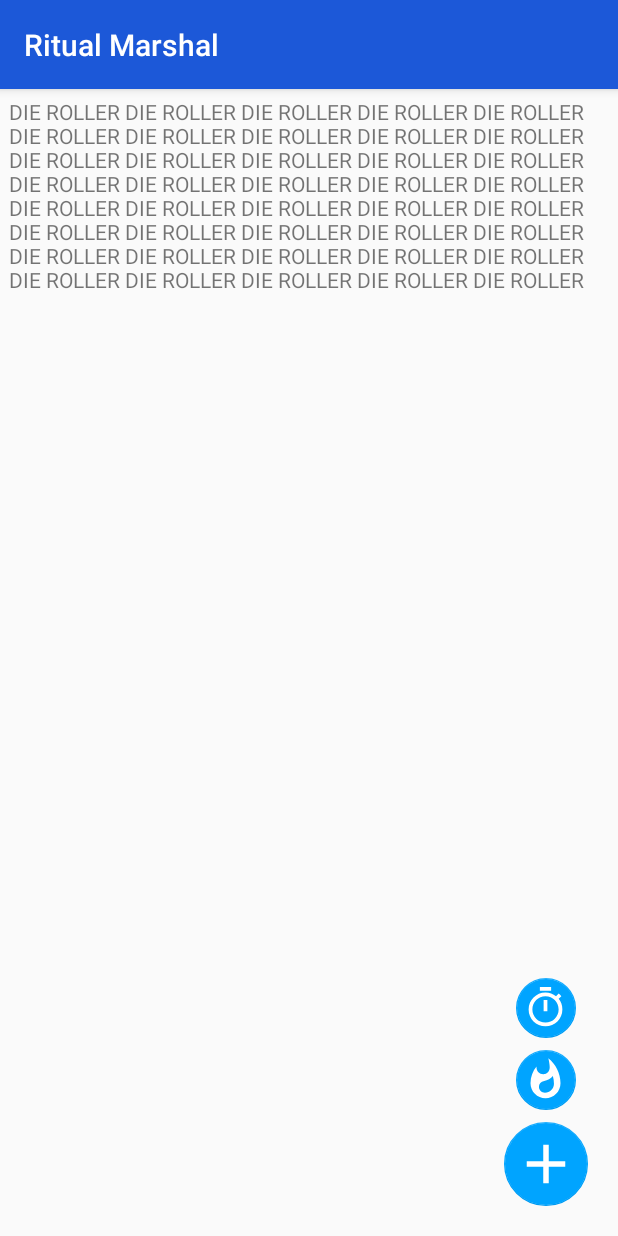
After one commit to raddue/AllianceRitualMarshal, an Android app: the DieRollerActivity screen opened directly, with no data from a screen before it, on a phone screen of 412 x 824 dp. The commit adds this screen. Run offline under Robolectric (Android 15) with nearby library versions, the phone set to English and light mode, and no system bars.

Commit message:
OnClickListener to instantiate DieRollerActivity is workin' now.

```diff
--- a/app/src/main/AndroidManifest.xml
+++ b/app/src/main/AndroidManifest.xml
@@ -20,6 +20,7 @@
             </intent-filter>
         </activity>
         <activity android:name=".TimerActivity" />
+        <activity android:name=".DieRollerActivity" />
     </application>
 
 </manifest>
--- /dev/null
+++ b/app/src/main/java/com/radaedalus/allianceritualmarshal/DieRollerActivity.kt
@@ -0,0 +1,22 @@
+package com.radaedalus.allianceritualmarshal
+
+import android.content.Context
+import android.content.Intent
+import android.os.Bundle
+import androidx.appcompat.app.AppCompatActivity
+
+class DieRollerActivity : AppCompatActivity() {
+
+    override fun onCreate(savedInstanceState: Bundle?) {
+        super.onCreate(savedInstanceState)
+        setContentView(R.layout.dieroller_main)
+
+    }
+
+    companion object {
+        fun start(context : Context) {
+            context.startActivity(Intent(context, DieRollerActivity::class.java))
+        }
+    }
+
+}
--- a/app/src/main/java/com/radaedalus/allianceritualmarshal/MainActivity.kt
+++ b/app/src/main/java/com/radaedalus/allianceritualmarshal/MainActivity.kt
@@ -31,6 +31,7 @@ class MainActivity : AppCompatActivity() {
 
         val fabRoll: View = findViewById<FloatingActionButton>(R.id.fab_roll)
         fabRoll.setOnClickListener {
+            DieRollerActivity.start(this)
             Toast.makeText(applicationContext, "Add roll feature here", Toast.LENGTH_SHORT)
                 .show()
         }
--- /dev/null
+++ b/app/src/main/res/layout/dieroller_main.xml
@@ -0,0 +1,100 @@
+<?xml version="1.0" encoding="utf-8"?>
+<RelativeLayout xmlns:android="http://schemas.android.com/apk/res/android"
+    xmlns:app="http://schemas.android.com/apk/res-auto"
+    xmlns:tools="http://schemas.android.com/tools"
+    android:layout_width="match_parent"
+    android:layout_height="match_parent"
+    tools:context=".MainActivity">
+
+    <com.google.android.material.appbar.AppBarLayout
+        android:layout_width="match_parent"
+        android:layout_height="wrap_content"
+        android:theme="@style/AppTheme.AppBarOverlay">
+
+        <TextView
+            android:id="@+id/title"
+            android:layout_width="wrap_content"
+            android:layout_height="wrap_content"
+            android:gravity="center"
+            android:minHeight="?actionBarSize"
+            android:padding="@dimen/appbar_padding"
+            android:text="@string/app_name"
+            android:textAppearance="@style/TextAppearance.Widget.AppCompat.Toolbar.Title" />
+
+    </com.google.android.material.appbar.AppBarLayout>
+
+    <androidx.constraintlayout.widget.ConstraintLayout
+        android:layout_width="fill_parent"
+        android:layout_height="fill_parent">
+
+        <androidx.constraintlayout.widget.Guideline
+            android:id="@+id/guideline"
+            android:layout_width="wrap_content"
+            android:layout_height="wrap_content"
+            android:orientation="horizontal"
+            app:layout_constraintGuide_begin="59dp" />
+
+        <androidx.appcompat.widget.LinearLayoutCompat
+            android:id="@+id/timer_placeholder"
+            android:layout_width="wrap_content"
+            android:layout_height="wrap_content"
+            android:orientation="vertical"
+            app:layout_constraintTop_toBottomOf="@id/guideline">
+
+            <androidx.appcompat.widget.AppCompatTextView
+                android:layout_width="wrap_content"
+                android:layout_height="wrap_content"
+                android:text="DIE ROLLER DIE ROLLER DIE ROLLER DIE ROLLER DIE ROLLER DIE ROLLER DIE ROLLER DIE ROLLER DIE ROLLER DIE ROLLER DIE ROLLER DIE ROLLER DIE ROLLER DIE ROLLER DIE ROLLER DIE ROLLER DIE ROLLER DIE ROLLER DIE ROLLER DIE ROLLER DIE ROLLER DIE ROLLER DIE ROLLER DIE ROLLER DIE ROLLER DIE ROLLER DIE ROLLER DIE ROLLER DIE ROLLER DIE ROLLER DIE ROLLER DIE ROLLER DIE ROLLER DIE ROLLER DIE ROLLER DIE ROLLER DIE ROLLER DIE ROLLER DIE ROLLER DIE ROLLER "
+                tools:ignore="HardcodedText"
+                android:padding="6dp"/>
+
+        </androidx.appcompat.widget.LinearLayoutCompat>
+
+        <androidx.appcompat.widget.LinearLayoutCompat
+            android:layout_width="wrap_content"
+            android:layout_height="wrap_content"
+            android:layout_marginEnd="16dp"
+            android:layout_marginBottom="16dp"
+            android:gravity="center_horizontal"
+            android:orientation="vertical"
+            app:layout_constraintBottom_toBottomOf="parent"
+            app:layout_constraintEnd_toEndOf="parent">
+
+            <com.google.android.material.floatingactionbutton.FloatingActionButton
+                android:id="@+id/fab_timer"
+                android:layout_width="wrap_content"
+                android:layout_height="wrap_content"
+                android:layout_margin="4dp"
+                app:fabSize="mini"
+                app:maxImageSize="30dp"
+                app:rippleColor="@color/colorPrimary"
+                app:srcCompat="@drawable/ic_timer_white_24dp"
+                app:elevation="0dp"/>
+
+            <com.google.android.material.floatingactionbutton.FloatingActionButton
+                android:id="@+id/fab_roll"
+                android:layout_width="wrap_content"
+                android:layout_height="wrap_content"
+                android:layout_margin="4dp"
+                app:fabSize="mini"
+                app:maxImageSize="30dp"
+                app:rippleColor="@color/colorPrimary"
+                app:srcCompat="@drawable/ic_whatshot_white_24dp"
+                app:elevation="0dp"/>
+
+            <com.google.android.material.floatingactionbutton.FloatingActionButton
+                android:id="@+id/fab_main"
+                android:layout_width="wrap_content"
+                android:layout_height="wrap_content"
+                android:layout_margin="4dp"
+                app:fabSize="normal"
+                app:maxImageSize="44dp"
+                app:rippleColor="@color/colorPrimary"
+                app:srcCompat="@drawable/ic_add_white_24dp"
+                app:elevation="0dp"/>
+
+        </androidx.appcompat.widget.LinearLayoutCompat>
+
+    </androidx.constraintlayout.widget.ConstraintLayout>
+
+</RelativeLayout>
--- a/app/src/main/res/layout/timer_main.xml
+++ b/app/src/main/res/layout/timer_main.xml
@@ -44,7 +44,7 @@
             <androidx.appcompat.widget.AppCompatTextView
                 android:layout_width="wrap_content"
                 android:layout_height="wrap_content"
-                android:text="Hello world! Hello world! Hello world! Hello world! Hello world! Hello world! Hello world! Hello world! Hello world! Hello world! Hello world! Hello world! Hello world! Hello world! Hello world! Hello world! Hello world! Hello world! Hello world! Hello world! Hello world! Hello world! Hello world! Hello world! Hello world! Hello world! Hello world! Hello world! Hello world! Hello world! Hello world! Hello world! Hello world! Hello world! Hello world! Hello world! "
+                android:text="TIMER TIMER TIMER TIMER TIMER TIMER TIMER TIMER TIMER TIMER TIMER TIMER TIMER TIMER TIMER TIMER TIMER TIMER TIMER TIMER TIMER TIMER TIMER TIMER TIMER TIMER TIMER TIMER TIMER TIMER TIMER TIMER TIMER TIMER TIMER TIMER TIMER TIMER TIMER TIMER TIMER TIMER TIMER TIMER TIMER TIMER TIMER TIMER TIMER TIMER TIMER TIMER TIMER TIMER TIMER TIMER TIMER TIMER TIMER TIMER "
                 tools:ignore="HardcodedText"
                 android:padding="6dp"/>
 
```
